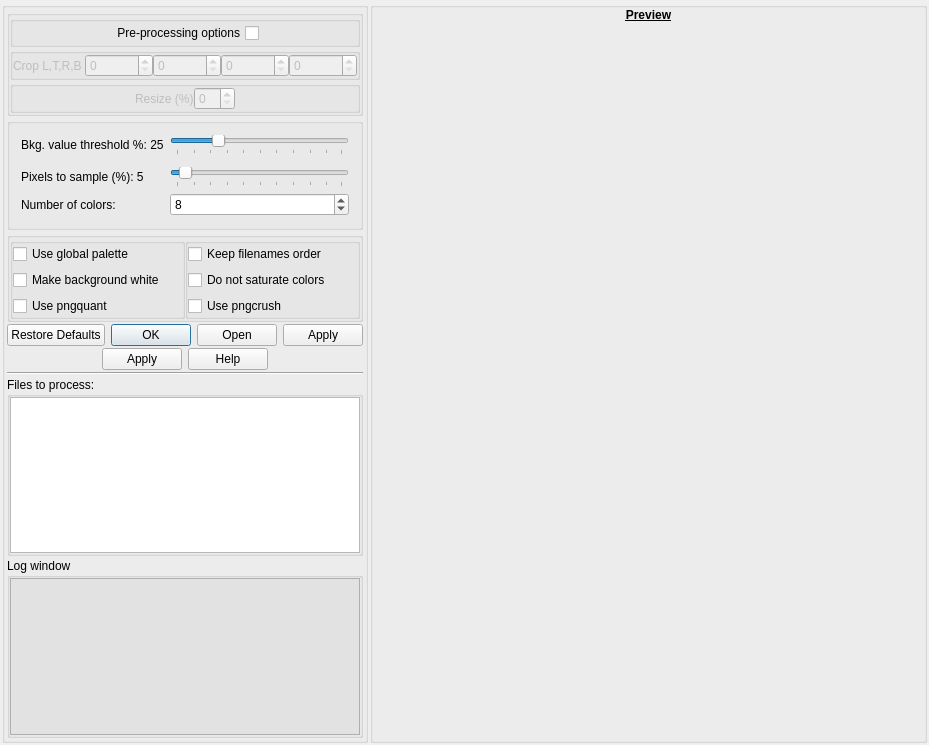
Above: noteshrinkdialog.ui from clapautius/noteshrink-qt before the change. Below: the same form after it.
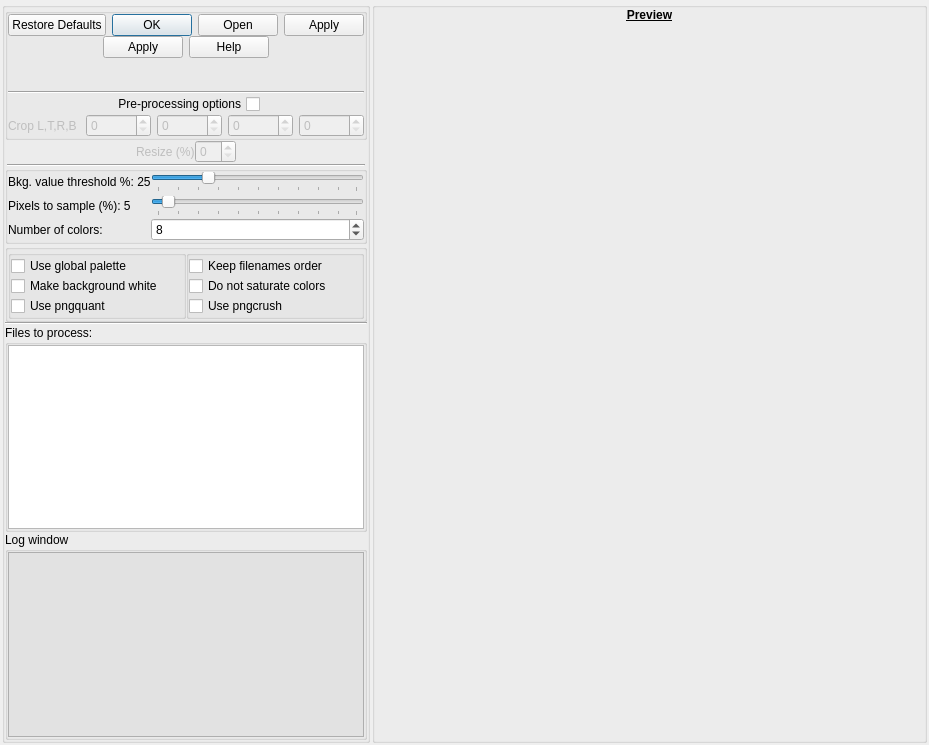
That is the form after the change.

The edit to the form file:
```diff
--- a/noteshrinkdialog.ui
+++ b/noteshrinkdialog.ui
@@ -42,74 +42,93 @@
      </property>
      <layout class="QVBoxLayout" name="verticalLayout_3">
       <property name="spacing">
-       <number>2</number>
+       <number>0</number>
       </property>
       <property name="leftMargin">
-       <number>2</number>
+       <number>0</number>
       </property>
       <property name="topMargin">
-       <number>2</number>
+       <number>0</number>
       </property>
       <property name="rightMargin">
-       <number>2</number>
+       <number>0</number>
       </property>
       <property name="bottomMargin">
-       <number>2</number>
+       <number>0</number>
       </property>
       <item>
-       <widget class="QGroupBox" name="groupBox_3">
+       <widget class="QGroupBox" name="m_preprocessing_box_try">
+        <property name="title">
+         <string/>
+        </property>
+        <property name="flat">
+         <bool>true</bool>
+        </property>
+        <property name="checkable">
+         <bool>false</bool>
+        </property>
+        <property name="checked">
+         <bool>false</bool>
+        </property>
+        <layout class="QVBoxLayout" name="verticalLayout_9">
+         <property name="spacing">
+          <number>0</number>
+         </property>
+         <property name="leftMargin">
+          <number>0</number>
+         </property>
+         <property name="topMargin">
+          <number>0</number>
+         </property>
+         <property name="rightMargin">
+          <number>0</number>
+         </property>
+         <property name="bottomMargin">
+          <number>0</number>
+         </property>
+         <item>
+          <widget class="QDialogButtonBox" name="m_params_button_box">
+           <property name="standardButtons">
+            <set>QDialogButtonBox::Apply|QDialogButtonBox::Ok|QDialogButtonBox::Open|QDialogButtonBox::RestoreDefaults</set>
+           </property>
+           <property name="centerButtons">
+            <bool>true</bool>
+           </property>
+          </widget>
+         </item>
+         <item>
+          <widget class="QDialogButtonBox" name="m_params2_button_box">
         <property name="enabled">
          <bool>true</bool>
         </property>
-        <property name="styleSheet">
-         <string notr="true"/>
-        </property>
-        <property name="title">
-         <string/>
-        </property>
-        <property name="flat">
-         <bool>false</bool>
-        </property>
-        <layout class="QVBoxLayout" name="verticalLayout_6">
-         <property name="spacing">
-          <number>1</number>
-         </property>
-         <property name="leftMargin">
-          <number>0</number>
-         </property>
-         <property name="topMargin">
-          <number>0</number>
-         </property>
-         <property name="rightMargin">
-          <number>0</number>
-         </property>
-         <property name="bottomMargin">
-          <number>0</number>
-         </property>
-         <item>
-          <widget class="QGroupBox" name="groupBox_6">
-           <property name="title">
-            <string/>
-           </property>
-           <property name="flat">
+           <property name="standardButtons">
+            <set>QDialogButtonBox::Apply|QDialogButtonBox::Help</set>
+           </property>
+           <property name="centerButtons">
             <bool>true</bool>
            </property>
-           <layout class="QHBoxLayout" name="horizontalLayout_9">
-            <property name="spacing">
-             <number>0</number>
-            </property>
-            <property name="leftMargin">
-             <number>0</number>
-            </property>
-            <property name="topMargin">
-             <number>0</number>
-            </property>
-            <property name="rightMargin">
-             <number>0</number>
-            </property>
-            <property name="bottomMargin">
-             <number>0</number>
-            </property>
+          </widget>
+         </item>
+         <item>
+          <spacer name="verticalSpacer">
+           <property name="orientation">
+            <enum>Qt::Vertical</enum>
+           </property>
+           <property name="sizeHint" stdset="0">
+            <size>
+             <width>20</width>
+             <height>40</height>
+            </size>
+           </property>
+          </spacer>
+         </item>
+         <item>
+          <widget class="Line" name="line_3">
+           <property name="orientation">
+            <enum>Qt::Horizontal</enum>
+           </property>
+          </widget>
+         </item>
             <item>
              <layout class="QHBoxLayout" name="horizontalLayout_8">
               <property name="spacing">
@@ -153,44 +172,8 @@
               </item>
              </layout>
             </item>
-           </layout>
-          </widget>
-         </item>
-         <item>
-          <widget class="QGroupBox" name="groupBox_4">
-           <property name="enabled">
-            <bool>true</bool>
-           </property>
-           <property name="toolTip">
-            <string/>
-           </property>
-           <property name="title">
-            <string/>
-           </property>
-           <property name="flat">
-            <bool>true</bool>
-           </property>
-           <layout class="QHBoxLayout" name="horizontalLayout_4">
-            <property name="spacing">
-             <number>0</number>
-            </property>
-            <property name="leftMargin">
-             <number>0</number>
-            </property>
-            <property name="topMargin">
-             <number>0</number>
-            </property>
-            <property name="rightMargin">
-             <number>0</number>
-            </property>
-            <property name="bottomMargin">
-             <number>0</number>
-            </property>
             <item>
              <layout class="QHBoxLayout" name="horizontalLayout_3">
-              <property name="spacing">
-               <number>0</number>
-              </property>
               <item>
                <widget class="QLabel" name="m_crop_label">
                 <property name="enabled">
@@ -258,36 +241,12 @@
               </item>
              </layout>
             </item>
+         <item>
+          <layout class="QVBoxLayout" name="verticalLayout_6"/>
+         </item>
            </layout>
           </widget>
          </item>
-         <item>
-          <widget class="QGroupBox" name="groupBox_5">
-           <property name="enabled">
-            <bool>true</bool>
-           </property>
-           <property name="title">
-            <string/>
-           </property>
-           <property name="flat">
-            <bool>true</bool>
-           </property>
-           <layout class="QHBoxLayout" name="horizontalLayout_6">
-            <property name="spacing">
-             <number>0</number>
-            </property>
-            <property name="leftMargin">
-             <number>0</number>
-            </property>
-            <property name="topMargin">
-             <number>0</number>
-            </property>
-            <property name="rightMargin">
-             <number>0</number>
-            </property>
-            <property name="bottomMargin">
-             <number>0</number>
-            </property>
             <item>
              <layout class="QHBoxLayout" name="horizontalLayout_5">
               <property name="spacing">
@@ -338,37 +297,43 @@
               </item>
              </layout>
             </item>
-           </layout>
-          </widget>
-         </item>
-        </layout>
-       </widget>
-      </item>
+      <item>
+       <widget class="Line" name="line">
+        <property name="styleSheet">
+         <string notr="true">margin: 2px;</string>
+        </property>
+        <property name="orientation">
+         <enum>Qt::Horizontal</enum>
+        </property>
+       </widget>
+      </item>
       <item>
-       <widget class="QGroupBox" name="groupBox_9">
+       <widget class="QGroupBox" name="m_noteshrink_params1_box">
         <property name="title">
          <string/>
         </property>
+        <property name="flat">
+         <bool>true</bool>
+        </property>
         <layout class="QFormLayout" name="formLayout_2">
-         <item row="1" column="0">
-          <layout class="QFormLayout" name="formLayout"/>
-         </item>
-         <item row="0" column="1">
-          <widget class="QSlider" name="m_bkg_value_thres">
-           <property name="value">
-            <number>25</number>
-           </property>
-           <property name="orientation">
-            <enum>Qt::Horizontal</enum>
-           </property>
-           <property name="tickPosition">
-            <enum>QSlider::TicksBelow</enum>
-           </property>
-           <property name="tickInterval">
-            <number>10</number>
-           </property>
-          </widget>
-         </item>
+         <property name="horizontalSpacing">
+          <number>0</number>
+         </property>
+         <property name="verticalSpacing">
+          <number>2</number>
+         </property>
+         <property name="leftMargin">
+          <number>0</number>
+         </property>
+         <property name="topMargin">
+          <number>0</number>
+         </property>
+         <property name="rightMargin">
+          <number>0</number>
+         </property>
+         <property name="bottomMargin">
+          <number>0</number>
+         </property>
          <item row="0" column="0">
           <widget class="QLabel" name="m_bkg_value_thres_label">
            <property name="text">
@@ -376,6 +341,25 @@
            </property>
           </widget>
          </item>
+         <item row="0" column="1">
+          <widget class="QSlider" name="m_bkg_value_thres">
+           <property name="value">
+            <number>25</number>
+           </property>
+           <property name="orientation">
+            <enum>Qt::Horizontal</enum>
+           </property>
+           <property name="tickPosition">
+            <enum>QSlider::TicksBelow</enum>
+           </property>
+           <property name="tickInterval">
+            <number>10</number>
+           </property>
+          </widget>
+         </item>
+         <item row="1" column="0">
+          <layout class="QFormLayout" name="formLayout"/>
+         </item>
          <item row="2" column="0">
           <widget class="QLabel" name="m_pixels_sample_label">
            <property name="text">
@@ -423,10 +407,16 @@
        </widget>
       </item>
       <item>
-       <widget class="QGroupBox" name="m_groupbox_12">
+       <widget class="QGroupBox" name="m_noteshrink_params2_box">
         <property name="title">
          <string/>
         </property>
+        <property name="alignment">
+         <set>Qt::AlignJustify|Qt::AlignVCenter</set>
+        </property>
+        <property name="flat">
+         <bool>true</bool>
+        </property>
         <layout class="QHBoxLayout" name="horizontalLayout_7">
          <property name="spacing">
           <number>0</number>
@@ -444,11 +434,6 @@
           <number>0</number>
          </property>
          <item>
-          <layout class="QVBoxLayout" name="verticalLayout_9">
-           <property name="spacing">
-            <number>0</number>
-           </property>
-           <item>
             <widget class="QGroupBox" name="groupBox_14">
              <property name="title">
               <string/>
@@ -474,6 +459,9 @@
               </property>
               <item>
                <layout class="QVBoxLayout" name="verticalLayout">
+              <property name="spacing">
+               <number>0</number>
+              </property>
                 <item>
                  <widget class="QCheckBox" name="m_global_palette">
                   <property name="text">
@@ -503,8 +491,6 @@
              </layout>
             </widget>
            </item>
-          </layout>
-         </item>
          <item>
           <widget class="QGroupBox" name="groupBox_15">
            <property name="title">
@@ -531,6 +517,9 @@
             </property>
             <item>
              <layout class="QVBoxLayout" name="verticalLayout_10">
+              <property name="spacing">
+               <number>0</number>
+              </property>
               <item>
                <widget class="QCheckBox" name="m_keep_filenames_order">
                 <property name="text">
@@ -560,29 +549,6 @@
         </layout>
        </widget>
       </item>
-      <item>
-       <widget class="QDialogButtonBox" name="m_params_button_box">
-        <property name="standardButtons">
-         <set>QDialogButtonBox::Apply|QDialogButtonBox::Ok|QDialogButtonBox::Open|QDialogButtonBox::RestoreDefaults</set>
-        </property>
-        <property name="centerButtons">
-         <bool>true</bool>
-        </property>
-       </widget>
-      </item>
-      <item>
-       <widget class="QDialogButtonBox" name="m_params2_button_box">
-        <property name="enabled">
-         <bool>true</bool>
-        </property>
-        <property name="standardButtons">
-         <set>QDialogButtonBox::Apply|QDialogButtonBox::Help</set>
-        </property>
-        <property name="centerButtons">
-         <bool>true</bool>
-        </property>
-       </widget>
-      </item>
       <item>
        <widget class="Line" name="line_4">
         <property name="orientation">
@@ -591,7 +557,7 @@
        </widget>
       </item>
       <item>
-       <widget class="QGroupBox" name="groupBox_8">
+       <widget class="QGroupBox" name="m_files_to_process_box">
         <property name="title">
          <string>Files to process:</string>
         </property>
@@ -628,7 +594,7 @@
        </widget>
       </item>
       <item>
-       <widget class="QGroupBox" name="groupBox_2">
+       <widget class="QGroupBox" name="m_log_box">
         <property name="title">
          <string>Log window</string>
         </property>
```
Lines whose indentation alone changed are shown as unchanged.
